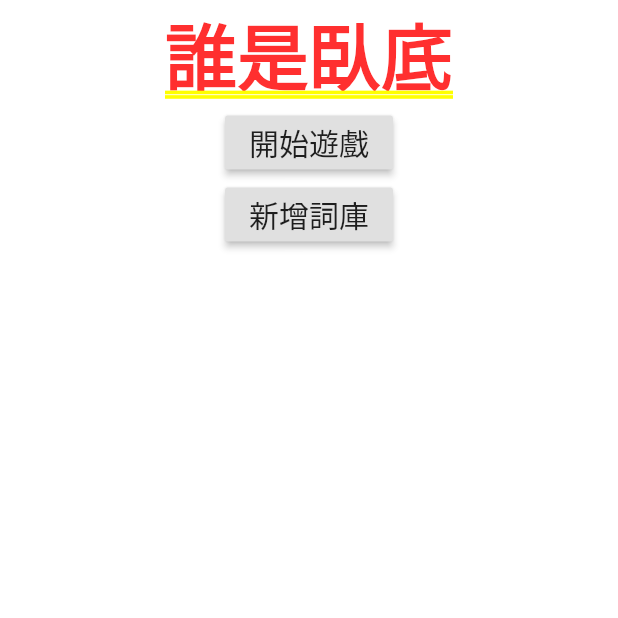
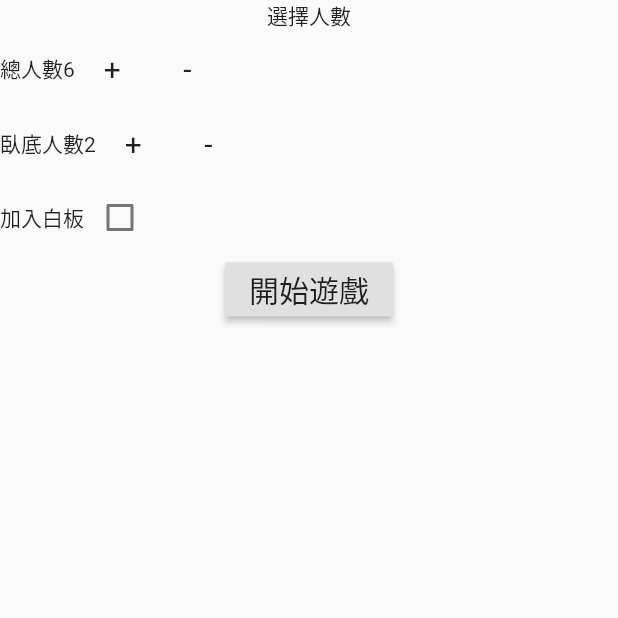
Before and after one commit to hschueh/WhoIsSpy, a Flutter app: the screen it shows after launch, after a tap on "開始遊戲", on a phone screen of 412 x 824 dp, the top half of it. Run offline on Flutter 3.47's test engine with Material 2 defaults, Android fonts, the phone set to English and light mode, and no system bars.

Commit message:
Add game controller to control game logic and cross-page data. Could config a game correctly and some basic routing.

```diff
--- /dev/null
+++ b/who_is_spy/lib/config_page.dart
@@ -0,0 +1,154 @@
+
+import 'dart:math';
+
+import 'package:flutter/material.dart';
+import 'package:who_is_spy/game_controller.dart';
+import 'package:who_is_spy/play_page.dart';
+
+class ConfigPage extends StatefulWidget {
+  ConfigPage({Key key, this.title}) : super(key: key);
+
+  final String title;
+
+  @override
+  _ConfigPageState createState() => _ConfigPageState();
+}
+
+class _ConfigPageState extends State<ConfigPage> {
+  int totalNum = 6;
+  int spyNum = 2;
+  bool hasWhite = false;
+  static const int MIN_PLAYER = 5;
+  List<int> minSpyNum = [0,1,1,1,1,1,
+                          2,2,2,2,
+                          3,3,3,3,
+                          4,4,5];
+
+  TextEditingController _totalController, _spyController;
+
+  @override
+  void initState() {
+    super.initState();
+    // _totalController = new TextEditingController(text: totalNum.toString());
+    // _spyController = new TextEditingController(text: minSpyNum[totalNum-1].toString());
+    // _totalController.addListener(() {
+      // totalNum = int.parse(_totalController.text);
+      // _spyController.value = TextEditingValue(text: minSpyNum[totalNum-1].toString());
+    // });
+  }
+
+
+  void addTotalNum() {
+    setState(() {
+      totalNum += 1;
+      totalNum = min(totalNum, minSpyNum.length);
+      spyNum = max(spyNum, minSpyNum[totalNum]);
+    });
+  }
+
+  void reduceTotalNum() {
+    setState(() {
+      totalNum -= 1;
+      totalNum = max(totalNum, MIN_PLAYER);
+      spyNum = min(spyNum, minSpyNum[totalNum]);
+    });
+  }
+
+  void addSpyNum() {
+    setState(() {
+      spyNum += 1;
+      spyNum = min(totalNum-1, spyNum);
+    });
+  }
+
+  void reduceSpyNum() {
+    setState(() {
+      spyNum -= 1;
+      spyNum = max(1, spyNum);
+    });
+  }
+
+  void toggleHasWhiteBoard(bool value) {
+    setState(() {
+      hasWhite = value;
+      spyNum = min(hasWhite?totalNum-2:totalNum-1, spyNum);
+    });
+  }
+
+  @override
+  Widget build(BuildContext context) {
+    return Scaffold(
+      body: Column(
+        children: <Widget>[
+          Text('選擇人數'),
+          Row(
+            children: <Widget>[
+              Text('總人數'),
+              Text('$totalNum'),
+              RawMaterialButton(
+                onPressed: addTotalNum,
+                child: const Text(
+                  '+',
+                  style: TextStyle(fontSize: 20)
+                ),
+                constraints: BoxConstraints(minHeight: 50, minWidth: 50),
+              ),
+              RawMaterialButton(
+                onPressed: reduceTotalNum,
+                child: const Text(
+                  '-',
+                  style: TextStyle(fontSize: 20)
+                ),
+                constraints: BoxConstraints(minHeight: 50, minWidth: 50),
+              ),
+            ],
+          ),
+          Row(
+            children: <Widget>[
+              Text('臥底人數'),
+              Text('$spyNum'),
+              RawMaterialButton(
+                onPressed: addSpyNum,
+                child: const Text(
+                  '+',
+                  style: TextStyle(fontSize: 20)
+                ),
+                constraints: BoxConstraints(minHeight: 50, minWidth: 50),
+              ),
+              RawMaterialButton(
+                onPressed: reduceSpyNum,
+                child: const Text(
+                  '-',
+                  style: TextStyle(fontSize: 20)
+                ),
+                constraints: BoxConstraints(minHeight: 50, minWidth: 50),
+              ),
+            ],
+          ),
+          Row(
+            children: <Widget>[
+              Text('加入白板'),
+              Checkbox(onChanged: toggleHasWhiteBoard, value: hasWhite,),
+            ],
+          ),
+          RaisedButton(
+            onPressed: () {
+              GameController().totalNum = totalNum;
+              GameController().spyNum = spyNum;
+              GameController().hasWhite = hasWhite;
+              GameController().gameStart();
+              Navigator.push(
+                context,
+                MaterialPageRoute(builder: (context) => PlayPage()),
+              );
+            },
+            child: const Text(
+              '開始遊戲',
+              style: TextStyle(fontSize: 20)
+            ),
+          ),
+        ],
+      )
+  );
+  }
+}
--- /dev/null
+++ b/who_is_spy/lib/game_controller.dart
@@ -0,0 +1,36 @@
+class GameController {
+  GameController._privateConstructor();
+
+  static final GameController _instance = GameController._privateConstructor();
+
+  factory GameController(){
+    return _instance;
+  }
+
+  int totalNum; // 0
+  int spyNum; // 1
+  bool hasWhite; // 2
+
+  List<String> answer = new List(2);
+
+  List<int> playerList;
+
+  void gameStart() async{
+    // Init players role.
+    playerList = new List(totalNum);
+    playerList.setAll(0, [0]);
+    if(hasWhite) {
+      playerList[0] = 2;
+      playerList.setRange(1, spyNum, [1]);
+    } else {
+      playerList.setRange(0, spyNum-1, [1]);
+    }
+    playerList.shuffle();
+    // Players role init finished.
+
+
+    // Get a question.
+
+    // Somehow get a question finished.
+  }
+}
--- a/who_is_spy/lib/main.dart
+++ b/who_is_spy/lib/main.dart
@@ -1,4 +1,5 @@
 import 'package:flutter/material.dart';
+import 'package:who_is_spy/config_page.dart';
 
 void main() => runApp(MyApp());
 
@@ -20,32 +21,24 @@ class MyApp extends StatelessWidget {
         // is not restarted.
         primarySwatch: Colors.blue,
       ),
-      home: WISHomePage(title: '誰是臥底'),
+      home: WISHomePage(),
     );
   }
 }
 
 class WISHomePage extends StatelessWidget {
-  WISHomePage({Key key, this.title}) : super(key: key);
-
-  // This widget is the home page of your application. It is stateful, meaning
-  // that it has a State object (defined below) that contains fields that affect
-  // how it looks.
-
-  // This class is the configuration for the state. It holds the values (in this
-  // case the title) provided by the parent (in this case the App widget) and
-  // used by the build method of the State. Fields in a Widget subclass are
-  // always marked "final".
-
-  final String title;
-
   @override
   Widget build(BuildContext context) {
     return Column(
     children: <Widget>[
       Text('誰是臥底'),
       RaisedButton(
-        onPressed: () {},
+        onPressed: () {
+          Navigator.push(
+            context,
+            MaterialPageRoute(builder: (context) => ConfigPage()),
+          );
+        },
         child: const Text(
           '開始遊戲',
           style: TextStyle(fontSize: 20)
```
Also changed, not shown: who_is_spy/lib/play_page.dart (added, +19 -0 lines).
